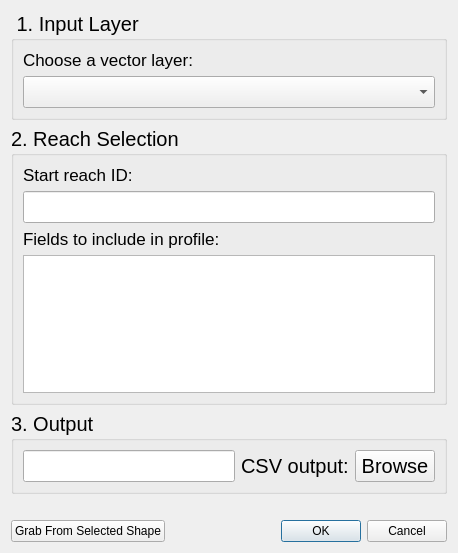
Above: networkprofiler_dialog_base.ui from Riverscapes/NetworkProfiler before the change. Below: the same form after it.
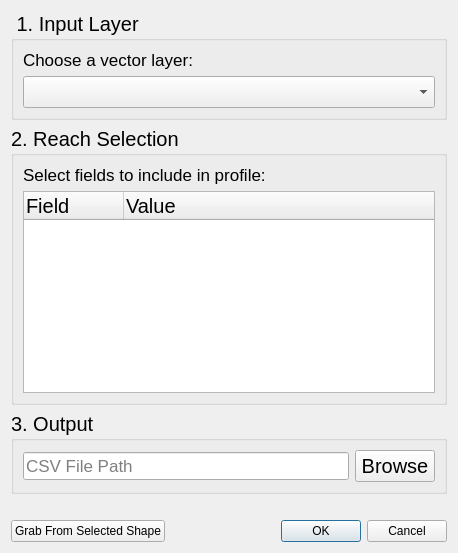
That is the form after the change.

Commit message: reworking debug func. and re-working column selection

```diff
--- a/networkprofiler_dialog_base.ui
+++ b/networkprofiler_dialog_base.ui
@@ -54,21 +54,6 @@
       <string>2. Reach Selection</string>
      </property>
      <layout class="QVBoxLayout" name="verticalLayout_4">
-      <item>
-       <widget class="QLabel" name="lblReachID">
-        <property name="font">
-         <font>
-          <pointsize>13</pointsize>
-         </font>
-        </property>
-        <property name="text">
-         <string>Start reach ID:</string>
-        </property>
-       </widget>
-      </item>
-      <item>
-       <widget class="QLineEdit" name="txtReachID"/>
-      </item>
       <item>
        <widget class="QLabel" name="lblFields">
         <property name="font">
@@ -77,15 +62,40 @@
          </font>
         </property>
         <property name="text">
-         <string>Fields to include in profile:</string>
+         <string>Select fields to include in profile:</string>
         </property>
        </widget>
       </item>
       <item>
-       <widget class="QListWidget" name="lstFields">
+       <widget class="QTreeWidget" name="treeFields">
+        <property name="horizontalScrollBarPolicy">
+         <enum>Qt::ScrollBarAlwaysOff</enum>
+        </property>
+        <property name="alternatingRowColors">
+         <bool>true</bool>
+        </property>
         <property name="selectionMode">
          <enum>QAbstractItemView::MultiSelection</enum>
         </property>
+        <property name="selectionBehavior">
+         <enum>QAbstractItemView::SelectRows</enum>
+        </property>
+        <property name="indentation">
+         <number>0</number>
+        </property>
+        <property name="columnCount">
+         <number>2</number>
+        </property>
+        <column>
+         <property name="text">
+          <string>Field</string>
+         </property>
+        </column>
+        <column>
+         <property name="text">
+          <string>Value</string>
+         </property>
+        </column>
        </widget>
       </item>
      </layout>
@@ -108,12 +118,14 @@
       <item>
        <layout class="QHBoxLayout" name="horizontalLayout_3">
         <item>
-         <widget class="QLineEdit" name="txtCSVOutput"/>
-        </item>
-        <item>
-         <widget class="QLabel" name="lblCSV">
-          <property name="text">
-           <string>CSV output:</string>
+         <widget class="QLineEdit" name="txtCSVOutput">
+          <property name="font">
+           <font>
+            <pointsize>13</pointsize>
+           </font>
+          </property>
+          <property name="placeholderText">
+           <string>CSV File Path</string>
           </property>
          </widget>
         </item>
```
Left out of the diff: 2 changed lines with no effect on the pictures. The commit also changes 4 other files.
